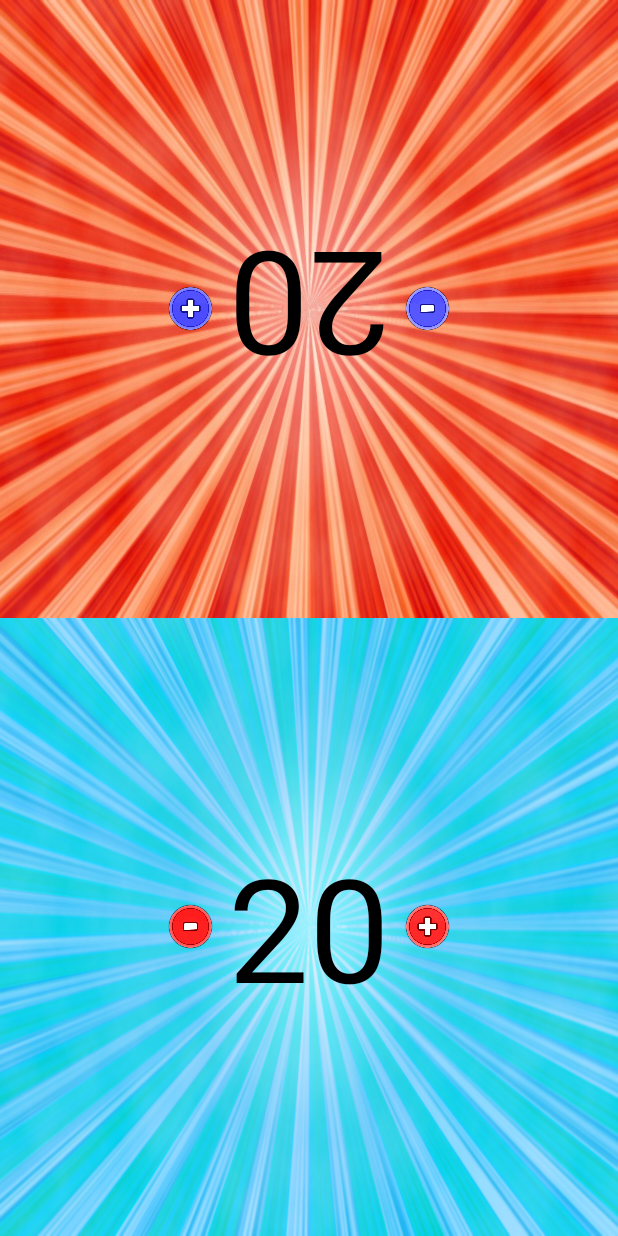
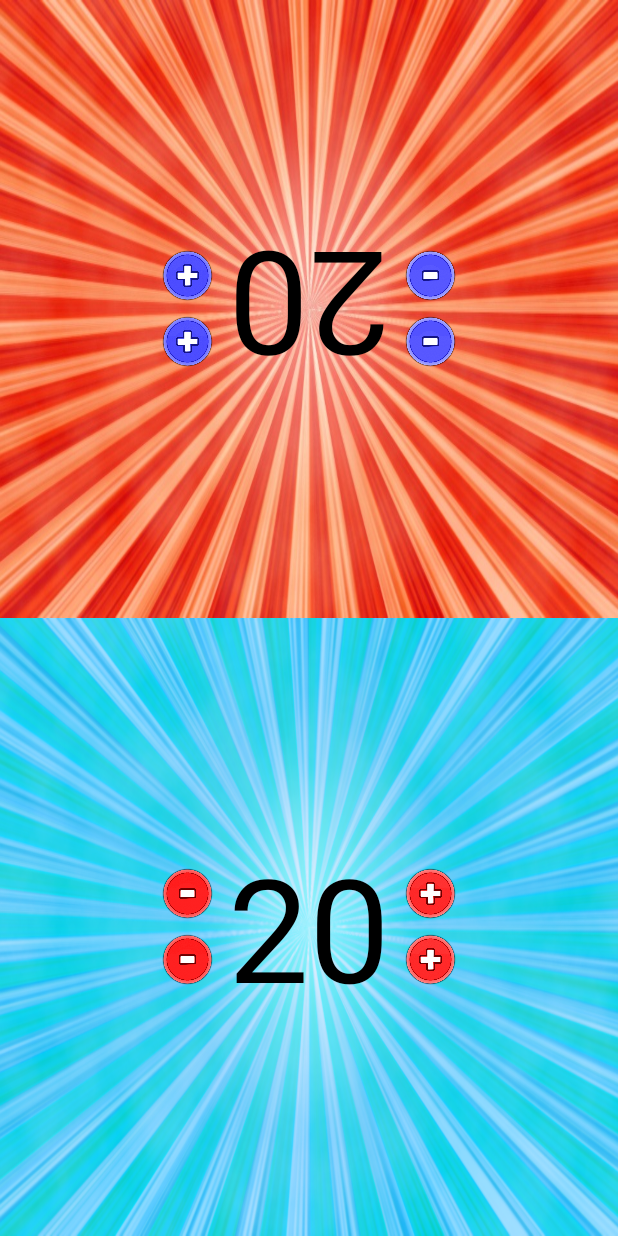
Before and after one commit to willcodyanderson/Magic-Life-App, an Android app: the screen it shows after launch (MainActivity), on a phone screen of 412 x 824 dp. Run offline under Robolectric (Android 15) with nearby library versions, the phone set to English and light mode, and no system bars.

```diff
--- a/magiclifeapp/src/main/java/com/andersonapps/william/magiclifeapp/MainActivity.java
+++ b/magiclifeapp/src/main/java/com/andersonapps/william/magiclifeapp/MainActivity.java
@@ -19,9 +19,16 @@ public class MainActivity extends AppCompatActivity {
         ImageButton playeroneplus = (ImageButton) findViewById(R.id.playeroneplus);
         ImageButton playertwominus = (ImageButton) findViewById(R.id.playertwominus);
         ImageButton playertwoplus = (ImageButton) findViewById(R.id.playertwoplus);
+        ImageButton playeroneminusfive = (ImageButton) findViewById(R.id.playeroneminusfive);
+        ImageButton playeroneplusfive = (ImageButton) findViewById(R.id.playeroneplusfive);
+        ImageButton playertwominusfive = (ImageButton) findViewById(R.id.playertwominusfive);
+        ImageButton playertwoplusfive = (ImageButton) findViewById(R.id.playertwoplusfive);
 
         playeronelife = (TextView) findViewById(R.id.lifetext1);
         playertwolife = (TextView) findViewById(R.id.lifetext2);
+
+
+        //Player One ImageButton Listeners
 
         playeroneminus.setOnClickListener(new View.OnClickListener() {
             @Override
@@ -35,6 +42,24 @@ public class MainActivity extends AppCompatActivity {
                 playeronelife.setText(Integer.toString(Integer.parseInt(playeronelife.getText().toString())+1));
             }
         });
+
+        playeroneminusfive.setOnClickListener(new View.OnClickListener() {
+            @Override
+            public void onClick(View v) {
+                playeronelife.setText(Integer.toString(Integer.parseInt(playeronelife.getText().toString())-5));
+            }
+        });
+        playeroneplusfive.setOnClickListener(new View.OnClickListener() {
+            @Override
+            public void onClick(View v) {
+                playeronelife.setText(Integer.toString(Integer.parseInt(playeronelife.getText().toString())+5));
+            }
+        });
+
+
+
+        //Player Two ImageButton Listeners
+
         playertwominus.setOnClickListener(new View.OnClickListener() {
             @Override
             public void onClick(View v) {
@@ -47,6 +72,18 @@ public class MainActivity extends AppCompatActivity {
                 playertwolife.setText(Integer.toString(Integer.parseInt(playertwolife.getText().toString())+1));
             }
         });
+        playertwominusfive.setOnClickListener(new View.OnClickListener() {
+            @Override
+            public void onClick(View v) {
+                playertwolife.setText(Integer.toString(Integer.parseInt(playertwolife.getText().toString())-5));
+            }
+        });
+        playertwoplusfive.setOnClickListener(new View.OnClickListener() {
+            @Override
+            public void onClick(View v) {
+                playertwolife.setText(Integer.toString(Integer.parseInt(playertwolife.getText().toString())+5));
+            }
+        });
 
     }
 }
--- a/magiclifeapp/src/main/res/layout/activity_main.xml
+++ b/magiclifeapp/src/main/res/layout/activity_main.xml
@@ -12,13 +12,28 @@
             android:background="@drawable/redstarburstbackground"
             android:layout_weight="50"
             android:gravity="center_horizontal">
+            <LinearLayout
+                android:layout_width="wrap_content"
+                android:layout_height="wrap_content"
+                android:orientation="vertical"
+                android:layout_gravity="center_vertical">
             <ImageButton
-                android:id="@+id/playeroneplus"
+                android:id="@+id/playeroneplusfive"
                 android:layout_gravity="center_vertical"
-                android:layout_width="30dp"
-                android:layout_height="30dp"
+                android:layout_width="34dp"
+                android:layout_height="34dp"
                 android:background="@drawable/blueplus"
-                android:layout_marginRight="10dp"/>
+                android:layout_marginRight="10dp"
+                android:layout_marginBottom="10dp"/>
+
+                <ImageButton
+                    android:id="@+id/playeroneplus"
+                    android:layout_gravity="center_vertical"
+                    android:layout_width="34dp"
+                    android:layout_height="34dp"
+                    android:background="@drawable/blueplus"
+                    android:layout_marginRight="10dp"/>
+            </LinearLayout>
             <TextView
                 android:rotation="180"
                 android:id="@+id/lifetext1"
@@ -29,13 +44,27 @@
                 android:textAlignment="center"
                 android:textColor="#000000"
                 android:textSize="96dp" />
+            <LinearLayout
+                android:layout_width="wrap_content"
+                android:layout_height="wrap_content"
+                android:orientation="vertical"
+                android:layout_gravity="center_vertical">
             <ImageButton
-                android:id="@+id/playeroneminus"
+                android:id="@+id/playeroneminusfive"
                 android:layout_marginLeft="10dp"
                 android:layout_gravity="center_vertical"
-                android:layout_width="30dp"
-                android:layout_height="30dp"
-                android:background="@drawable/blueminus"/>
+                android:layout_width="34dp"
+                android:layout_height="34dp"
+                android:background="@drawable/blueminus"
+                android:layout_marginBottom="10dp"/>
+                <ImageButton
+                    android:id="@+id/playeroneminus"
+                    android:layout_marginLeft="10dp"
+                    android:layout_gravity="center_vertical"
+                    android:layout_width="34dp"
+                    android:layout_height="34dp"
+                    android:background="@drawable/blueminus"/>
+                </LinearLayout>
 
         </LinearLayout>
 
@@ -47,13 +76,27 @@
             android:background="@drawable/bluestarburstbackground"
             android:layout_weight="50"
             android:gravity="center_horizontal">
+            <LinearLayout
+                android:layout_width="wrap_content"
+                android:layout_height="wrap_content"
+                android:orientation="vertical"
+                android:layout_gravity="center_vertical">
             <ImageButton
                 android:id="@+id/playertwominus"
                 android:layout_marginRight="10dp"
                 android:layout_gravity="center_vertical"
-                android:layout_width="30dp"
-                android:layout_height="30dp"
+                android:layout_width="34dp"
+                android:layout_height="34dp"
                 android:background="@drawable/redminus"/>
+                <ImageButton
+                    android:id="@+id/playertwominusfive"
+                    android:layout_marginRight="10dp"
+                    android:layout_marginTop="10dp"
+                    android:layout_gravity="center_vertical"
+                    android:layout_width="34dp"
+                    android:layout_height="34dp"
+                    android:background="@drawable/redminus"/>
+                </LinearLayout>
             <TextView
                 android:id="@+id/lifetext2"
                 android:layout_width="wrap_content"
@@ -63,13 +106,27 @@
                 android:textAlignment="center"
                 android:textColor="#000000"
                 android:textSize="96dp" />
+            <LinearLayout
+                android:layout_width="wrap_content"
+                android:layout_height="wrap_content"
+                android:orientation="vertical"
+                android:layout_gravity="center_vertical">
             <ImageButton
                 android:id="@+id/playertwoplus"
                 android:layout_marginLeft="10dp"
                 android:layout_gravity="center_vertical"
-                android:layout_width="30dp"
-                android:layout_height="30dp"
+                android:layout_width="34dp"
+                android:layout_height="34dp"
                 android:background="@drawable/redplus"/>
+                <ImageButton
+                    android:id="@+id/playertwoplusfive"
+                    android:layout_marginLeft="10dp"
+                    android:layout_marginTop="10dp"
+                    android:layout_gravity="center_vertical"
+                    android:layout_width="34dp"
+                    android:layout_height="34dp"
+                    android:background="@drawable/redplus"/>
+                </LinearLayout>
 
         </LinearLayout>
 
--- a/magiclifeapp/src/main/res/values/strings.xml
+++ b/magiclifeapp/src/main/res/values/strings.xml
@@ -1,3 +1,3 @@
 <resources>
-    <string name="app_name">MagicLifeApp</string>
+    <string name="app_name">Magic Life Counter</string>
 </resources>
```
Also changed, not shown: magiclifeapp/src/main/ic_launcher-web.png (added), magiclifeapp/src/main/res/drawable/poisonicon.png (added), magiclifeapp/src/main/res/mipmap-hdpi/ic_launcher.png, magiclifeapp/src/main/res/mipmap-mdpi/ic_launcher.png, magiclifeapp/src/main/res/mipmap-xhdpi/ic_launcher.png, magiclifeapp/src/main/res/mipmap-xxhdpi/ic_launcher.png, magiclifeapp/src/main/res/mipmap-xxxhdpi/ic_launcher.png.
